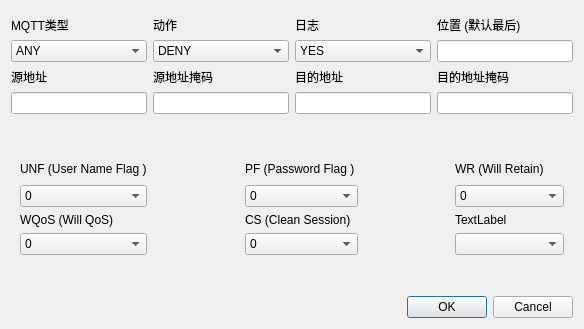
Qt form user/MQTT_Filter/commonruledialog.ui (aimuller/mqtt_filter) before a commit.
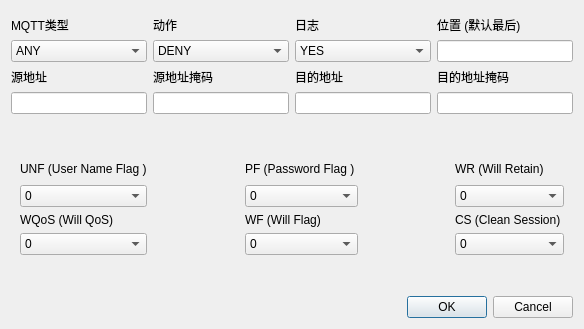
The same form after that commit.

Diff of the .ui file:
```diff
--- a/user/MQTT_Filter/commonruledialog.ui
+++ b/user/MQTT_Filter/commonruledialog.ui
@@ -223,13 +223,6 @@
       <layout class="QGridLayout" name="gridLayout_7">
        <item row="1" column="0">
         <layout class="QGridLayout" name="gridLayout_2">
-         <item row="4" column="4">
-          <widget class="QLabel" name="label_18">
-           <property name="text">
-            <string>TextLabel</string>
-           </property>
-          </widget>
-         </item>
          <item row="3" column="2">
           <widget class="QComboBox" name="comboBox_connect_pf">
            <item>
@@ -284,13 +277,6 @@
            </item>
           </widget>
          </item>
-         <item row="4" column="2">
-          <widget class="QLabel" name="label_17">
-           <property name="text">
-            <string>CS (Clean Session)</string>
-           </property>
-          </widget>
-         </item>
          <item row="4" column="0">
           <widget class="QLabel" name="label_16">
            <property name="text">
@@ -325,23 +311,6 @@
            </item>
           </widget>
          </item>
-         <item row="5" column="2">
-          <widget class="QComboBox" name="comboBox_connect_cs">
-           <item>
-            <property name="text">
-             <string>0</string>
-            </property>
-           </item>
-           <item>
-            <property name="text">
-             <string>1</string>
-            </property>
-           </item>
-          </widget>
-         </item>
-         <item row="5" column="4">
-          <widget class="QComboBox" name="comboBox_7"/>
-         </item>
          <item row="3" column="4">
           <widget class="QComboBox" name="comboBox_connect_wr">
            <item>
@@ -369,6 +338,48 @@
            </property>
           </spacer>
          </item>
+         <item row="4" column="4">
+          <widget class="QLabel" name="label_17">
+           <property name="text">
+            <string>CS (Clean Session)</string>
+           </property>
+          </widget>
+         </item>
+         <item row="5" column="2">
+          <widget class="QComboBox" name="comboBox_connect_wf">
+           <item>
+            <property name="text">
+             <string>0</string>
+            </property>
+           </item>
+           <item>
+            <property name="text">
+             <string>1</string>
+            </property>
+           </item>
+          </widget>
+         </item>
+         <item row="5" column="4">
+          <widget class="QComboBox" name="comboBox_connect_cs">
+           <item>
+            <property name="text">
+             <string>0</string>
+            </property>
+           </item>
+           <item>
+            <property name="text">
+             <string>1</string>
+            </property>
+           </item>
+          </widget>
+         </item>
+         <item row="4" column="2">
+          <widget class="QLabel" name="label_18">
+           <property name="text">
+            <string>WF (Will Flag)</string>
+           </property>
+          </widget>
+         </item>
         </layout>
        </item>
        <item row="2" column="0">
```
